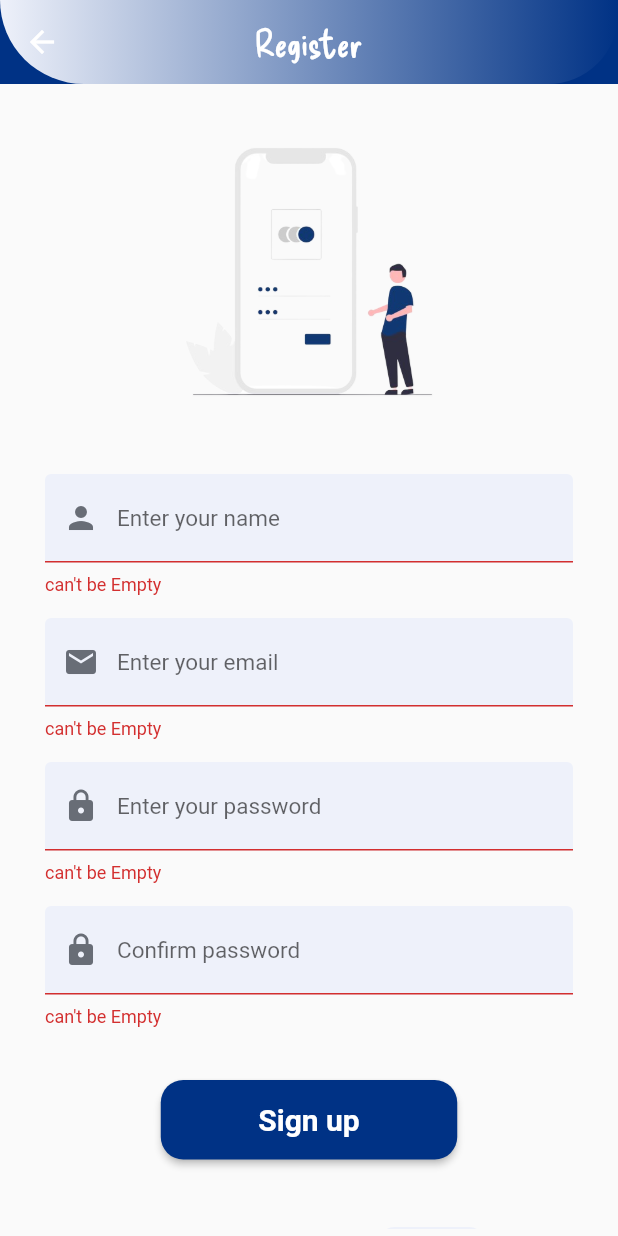
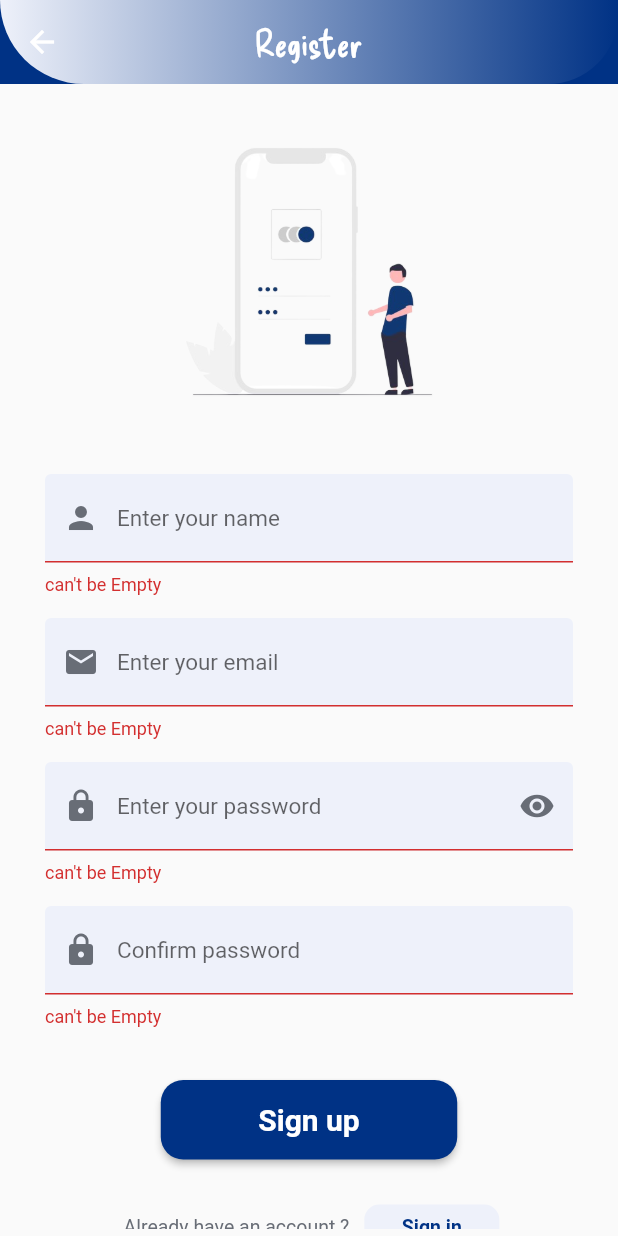
Before and after one commit to WeamALkhateeb/Place_Reservation, a Flutter app: the Register screen opened by its route, after a tap on "Sign up", on a phone screen of 412 x 824 dp. Run offline on Flutter 3.47's test engine with Material 2 defaults, Android fonts, the phone set to English and light mode, and no system bars; our stand-ins replace get, shared_preferences; accounts and stored records are empty.

Commit message:
areej eeeeeeeeeeeeeeeeeeeeeeeeeeeeeeeeeeeeeeeeeeee

```diff
--- a/lib/controller/auth/login_controller.dart
+++ b/lib/controller/auth/login_controller.dart
@@ -12,6 +12,15 @@ class LogincontrollerImp extends Logincontroller{
   GlobalKey<FormState> formstate =GlobalKey<FormState>();
  late TextEditingController email;
  late TextEditingController password;
+ bool isshowpassword =true;
+
+
+ showpassword()
+ {
+   isshowpassword = isshowpassword == true ? false :true;
+   update();
+
+ }
 
 
   @override
--- a/lib/controller/auth/register_controller.dart
+++ b/lib/controller/auth/register_controller.dart
@@ -15,12 +15,27 @@ class RegistercontrollerImp extends Registercontroller{
   late TextEditingController email;
   late TextEditingController password;
   late TextEditingController confirmpassword;
+  bool isshowpassword =true;
+
+
+  showpassword()
+  {
+    isshowpassword = isshowpassword == true ? false :true;
+    update();
+
+  }
+
+
+
+
+
 
   @override
   Register() {
     var formdataa = formstatee.currentState;
     if(formdataa!.validate())
-    {print(" valid");}
+    {// انتقال لصفحة الهوم
+      print(" valid");}
     else
     {print(" not valid");}
   }
--- a/lib/core/functions/validateinput.dart
+++ b/lib/core/functions/validateinput.dart
@@ -3,16 +3,16 @@ import 'package:get/get.dart';
 validateinput(String value , int min , int max ) {
 
     if (value.isEmpty) {
-      return "can't be Empty";
+      return "can't be Empty".tr;
     }
 
 
     if (value.length < min) {
-      return "can't be less than $min";
+      return "can't be less than $min".tr;
     }
 
 
     if (value.length > max) {
-      return "can't be large than $max";
+      return "can't be large than $max".tr;
     }
   }
--- a/lib/core/localization/translation.dart
+++ b/lib/core/localization/translation.dart
@@ -14,6 +14,21 @@ class MyTranslation extends Translations{
       "You can choose the category\n you want to browse and find suitable places" : "يمكنك اختيار التصنيف\n التي تريد تصفحه والعثور على الأماكن المناسبة",
       "Search" : "البحث",
       "You can save time and effort\n by searching for the place" : "يمكنك توفير الوقت والجهد\n بالبحث عن المكان",
+      "Login" : "تسجيل الدخول",
+      "Enter your name" : "ادخل اسمك ",
+      "Enter your email" : "ادخل بريدك الإلكتروني",
+      "Enter your password" : "ادخل رقمك السري" ,
+      "Confirm password" : "تأكيد رقمك السري",
+      "Sign up" : "التسجيل",
+      "Sign in" : "تسجيل الدخول",
+      "Already have an account ? " : " هل لديك حساب ؟ " ,
+      "Don't have an account ? " : " ليس لديك حساب ؟",
+      "Register" : "التسجيل",
+      "can't be Empty" : "لا يمكن أن تكون فارغة",
+      "can't be less than " : "لا يمكن أن يكون أقل من",
+      "can't be large than " : "لا يمكن أن يكون اكبر من",
+
+
 
 
     },
@@ -28,6 +43,20 @@ class MyTranslation extends Translations{
       "You can choose the category\n you want to browse and find suitable places" : "You can choose the category\n you want to browse and find suitable places",
       "Search" : "Search",
       "You can save time and effort\n by searching for the place" : "You can save time and effort\n by searching for the place",
+      "Login" : "Login",
+      "Enter your name" : "Enter your name" ,
+      "Enter your email" : "Enter your email",
+      "Enter your password" : "Enter your password" ,
+      "Confirm password" : "Confirm password",
+      "Sign up": "Sign up",
+      "Sign in": "Sign in",
+      "Already have an account ?" : "Already have an account ?" ,
+      "Don't have an account ?" :   "Don't have an account ?" ,
+      "Register" : "Register",
+      "can't be Empty" : "can't be Empty",
+      "can't be less than " : "can't be less than ",
+      "can't be large than " : "can't be large than ",
+
 
     },
   };
--- a/lib/view/screen/auth/login.dart
+++ b/lib/view/screen/auth/login.dart
@@ -18,7 +18,7 @@ class Login extends StatelessWidget {
         appBar: AppBar(
         backgroundColor: fourBackColor,
         elevation: 0,
-        title:const Text('Login',style: TextStyle(color: white,fontFamily:'DeliciousHandrawn',fontSize: 25)),
+        title:Text('Login'.tr,style: TextStyle(color: white,fontFamily:'DeliciousHandrawn',fontSize: 25)),
         centerTitle: true,
         flexibleSpace: Container(
                        decoration:const BoxDecoration(
@@ -45,18 +45,24 @@ class Login extends StatelessWidget {
                       return validateinput(value!, 10 , 50); },
                       mycontroller: controller.email ,
                       hinttext: 'Enter your email',
-                      iconData: Icons.email,
+                      iconDataprefix: Icons.email,
                       keyboardType: TextInputType.emailAddress,),
                     const SizedBox(height: 5,),
-                    Textformfieldauth(valid: (value ) {
-                      return validateinput(value!, 8 , 20); },
-                      mycontroller: controller.password,
-                      hinttext: 'Enter your password ',
-                      iconData: Icons.lock,),
+                    GetBuilder<LogincontrollerImp>(
+                     builder:(controller)=> Textformfieldauth(valid: (value ) {
+                        return validateinput(value!, 8 , 20); },
+                        obscuretext: controller.isshowpassword,
+                        onTapicon: (){
+                        controller.showpassword();},
+                        mycontroller: controller.password,
+                        hinttext: 'Enter your password ',
+                        iconDataprefix: Icons.lock,
+                        iconDatasuffix:controller.isshowpassword? Icons.visibility :Icons.visibility_off ,),
+                    ),
                     const  SizedBox(height: 20,),
                     MaterialButtonAuth(onPressed:(){ controller.Login();},text: 'Sign in',),
                     const SizedBox(height: 35,),
-                    Rowauth(text1: " Don't have an account ?", onTap: (){
+                    Rowauth(text1: " Don't have an account ?".tr, onTap: (){
                       controller.gotoRegister();
                     }, text2: 'Sign up'),
 
--- a/lib/view/screen/auth/register.dart
+++ b/lib/view/screen/auth/register.dart
@@ -14,12 +14,13 @@ class Register extends StatelessWidget{
 
   @override
   Widget build(BuildContext context) {
-    RegistercontrollerImp conteoller = Get.put(RegistercontrollerImp());
+    RegistercontrollerImp controller = Get.put(RegistercontrollerImp());
+
    return Scaffold(
      appBar: AppBar(
        backgroundColor: fourBackColor,
        elevation: 0,
-       title:const Text('Register',style: TextStyle(color: white,fontFamily:'DeliciousHandrawn',fontSize: 25)),
+       title: Text('Register'.tr,style: TextStyle(color: white,fontFamily:'DeliciousHandrawn',fontSize: 25)),
        centerTitle: true,
        flexibleSpace: Container(
            decoration:const BoxDecoration(
@@ -34,7 +35,7 @@ class Register extends StatelessWidget{
        child:SingleChildScrollView(
          scrollDirection: Axis.vertical,
          child: Form(
-           key: conteoller.formstatee,
+           key: controller.formstatee,
            child: Column(
                children: [
                  const SizedBox(height: 20,),
@@ -44,34 +45,42 @@ class Register extends StatelessWidget{
                  const SizedBox(height: 30,),
                  Textformfieldauth(valid: (value ) {
                    return validateinput(value!, 5 , 25); },
-                   mycontroller: conteoller.username,
+                   mycontroller: controller.username,
                    hinttext: 'Enter your name',
-                   iconData: Icons.person,
+                   iconDataprefix: Icons.person,
                  keyboardType: TextInputType.name,),
                  const SizedBox(height: 5,),
                  Textformfieldauth(valid: (value ) {
                    return validateinput(value!, 10, 50);},
-                   mycontroller: conteoller.email,
+                   mycontroller: controller.email,
                    hinttext: 'Enter your email',
-                   iconData: Icons.email,
+                   iconDataprefix: Icons.email,
                  keyboardType: TextInputType.emailAddress,),
                  const SizedBox(height: 5,),
-                 Textformfieldauth(valid: (value ) {
-                   return validateinput(value!, 8 , 20);},
-                   mycontroller: conteoller.password,
-                   hinttext: 'Enter your password ',
-                   iconData: Icons.lock,),
+                 GetBuilder<RegistercontrollerImp>(
+                   builder: (controller) {
+                     return Textformfieldauth(valid: (value ) {
+                       return validateinput(value!, 8 , 20);},
+                       obscuretext: controller.isshowpassword,
+                       onTapicon: (){
+                         controller.showpassword();},
+                       mycontroller: controller.password,
+                       hinttext: 'Enter your password ',
+                       iconDataprefix: Icons.lock,
+                       iconDatasuffix:controller.isshowpassword? Icons.visibility :Icons.visibility_off ,);
+                   }
+                 ),
                  const SizedBox(height: 5,),
                  Textformfieldauth(valid: (value) {
                    return validateinput(value!, 8 , 20); },
-                   mycontroller: conteoller.confirmpassword,
+                   mycontroller: controller.confirmpassword,
                    hinttext: 'Confirm password ',
-                   iconData: Icons.lock,),
+                   iconDataprefix: Icons.lock,),
                  const  SizedBox(height: 20,),
-                 MaterialButtonAuth(onPressed:(){conteoller.Register();},text: 'Sign up',),
-                 const SizedBox(height: 35,),
-                 Rowauth(text1: " Already have an account ?", onTap: (){
-                   conteoller.gotoLogin();
+                 MaterialButtonAuth(onPressed:(){controller.Register();},text: 'Sign up',),
+                 const SizedBox(height: 20,),
+                 Rowauth(text1: " Already have an account ?".tr, onTap: (){
+                   controller.gotoLogin();
                  }, text2: 'Sign in'),
 
                ] ),
--- a/lib/view/widget/auth/materialbuttonauth.dart
+++ b/lib/view/widget/auth/materialbuttonauth.dart
@@ -1,5 +1,6 @@
 import 'package:flutter/cupertino.dart';
 import 'package:flutter/material.dart';
+import 'package:get/get.dart';
 import 'package:project2/core/constant/color.dart';
 
 class MaterialButtonAuth extends StatelessWidget{
@@ -19,7 +20,7 @@ class MaterialButtonAuth extends StatelessWidget{
         color: fourBackColor,
         textColor: white,
         onPressed: onPressed,
-        child: Text(text , style:const TextStyle(fontWeight: FontWeight.bold, fontSize: 20),), ),
+        child: Text(text.tr , style:const TextStyle(fontWeight: FontWeight.bold, fontSize: 20),), ),
     );
   }
 
--- a/lib/view/widget/auth/rowauth.dart
+++ b/lib/view/widget/auth/rowauth.dart
@@ -1,5 +1,6 @@
 import 'package:flutter/cupertino.dart';
 import 'package:flutter/material.dart';
+import 'package:get/get.dart';
 import '../../../core/constant/color.dart';
 
 
@@ -15,17 +16,17 @@ class Rowauth extends StatelessWidget{
    return    Row(
     mainAxisAlignment: MainAxisAlignment.center,
     children: [
-     Text(text1,style:const TextStyle(color: fiveBackColor,fontWeight: FontWeight.w400,fontSize: 13),),
+     Text(text1.tr,style:const TextStyle(color: fiveBackColor,fontWeight: FontWeight.w400,fontSize: 13),),
     const SizedBox(width: 10,),
      InkWell(onTap: onTap,
    child:Container(
-   width: 70,
+   width: 90,
    height: 30,
    decoration: BoxDecoration(
    color:sixBackColor,
    borderRadius: BorderRadius.circular(10)),
 
-   child: Center(child:  Text(text2,style:const TextStyle(color: fourBackColor,fontWeight: FontWeight.bold,fontSize: 13),))))
+   child: Center(child:  Text(text2.tr,style:const TextStyle(color: fourBackColor,fontWeight: FontWeight.bold,fontSize: 13),))))
 
     ],
    );
--- a/lib/view/widget/auth/textformfiledauth.dart
+++ b/lib/view/widget/auth/textformfiledauth.dart
@@ -1,20 +1,29 @@
 import 'package:flutter/material.dart';
+import 'package:get/get.dart';
 import '../../../core/constant/color.dart';
 
 
 class Textformfieldauth extends StatelessWidget{
   final TextEditingController mycontroller;
   final String hinttext;
-  final IconData iconData;
+  final IconData iconDataprefix;
+  final IconData? iconDatasuffix;
   final String? Function(String?)? valid;
   final TextInputType? keyboardType;
+  final bool? obscuretext ;
+   final void Function()? onTapicon ;
 
 
 
   const Textformfieldauth({Key? key,
     required this.mycontroller,
     required this.hinttext,
-    required this.iconData,required this.valid, this.keyboardType, }) : super(key: key);
+    required this.valid,
+    this.keyboardType,
+    this.obscuretext,
+    required this.iconDataprefix,
+    this.iconDatasuffix,
+    this.onTapicon, }) : super(key: key);
 
   @override
   Widget build(BuildContext context) {
@@ -25,10 +34,11 @@ class Textformfieldauth extends StatelessWidget{
          validator: valid,
           controller: mycontroller,
           keyboardType: keyboardType ,
+          obscureText: obscuretext == null || obscuretext== false ? false : true,
           decoration: InputDecoration(
            filled: true,
            fillColor: sixBackColor,
-           hintText: hinttext,
+           hintText: hinttext.tr,
            contentPadding:const  EdgeInsets.only(top: 20,bottom: 20),
            hintStyle:const TextStyle(fontSize: 15),
            enabledBorder: OutlineInputBorder(
@@ -36,7 +46,9 @@ class Textformfieldauth extends StatelessWidget{
              borderRadius: BorderRadius.circular(20),
            ),
            focusedBorder: OutlineInputBorder(borderRadius: BorderRadius.circular(20)),
-           prefixIcon: Icon( iconData ,color: fiveBackColor,),
+           prefixIcon: Icon(iconDataprefix ,color: fiveBackColor,),
+              suffixIcon: InkWell(child: Icon(iconDatasuffix , color: fiveBackColor,) ,
+                                  onTap: onTapicon ,)
 
 
        )));
```
